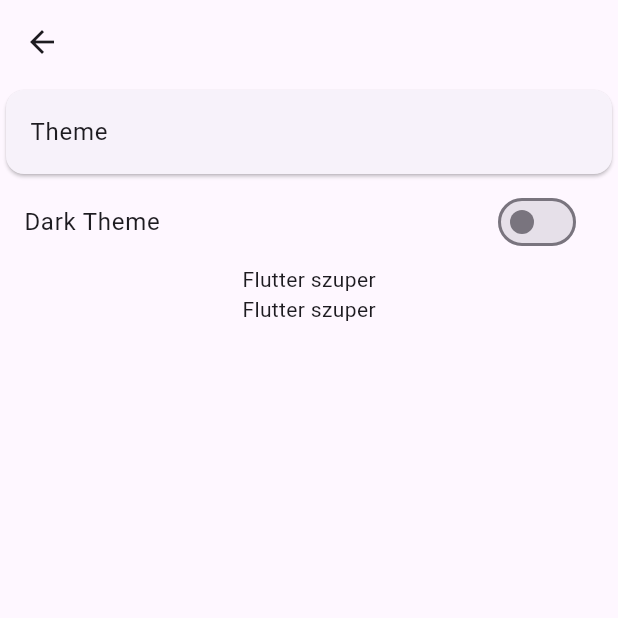
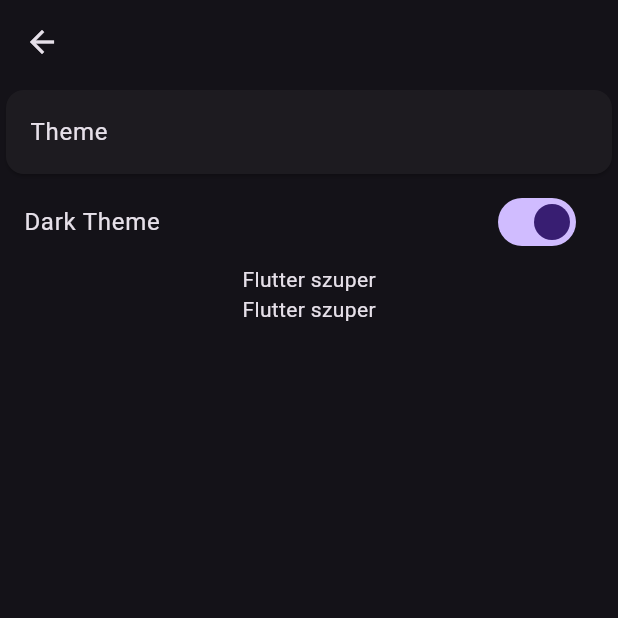
Before and after one commit to kurjakrichard/flutter_kozephalado, a Flutter app: the SettingsPage screen opened directly with empty values, after a tap on "Dark Theme", on a phone screen of 412 x 824 dp, the top half of it. Run offline on Flutter 3.47's test engine with Material 3 defaults, Android fonts, the phone set to English and light mode, and no system bars; our stand-ins replace flutter_hooks, shared_preferences; accounts and stored records are empty.

Commit message:
Finish themeprovider

```diff
--- a/lib/main.dart
+++ b/lib/main.dart
@@ -1,6 +1,7 @@
 // ignore_for_file: unused_element
 import 'package:flutter/material.dart';
 import 'package:flutter_kozephalado/pages/settingspage.dart';
+import 'package:flutter_kozephalado/providers/themeprovider.dart';
 import 'package:provider/provider.dart';
 import 'package:shared_preferences/shared_preferences.dart';
 import 'pages/homepage.dart';
@@ -11,22 +12,25 @@ late SharedPreferences prefs;
 void main() async {
   WidgetsFlutterBinding.ensureInitialized();
   prefs = await SharedPreferences.getInstance();
-  runApp(MyApp());
+  bool isDark = prefs.getBool('darkMode') ?? false;
+  runApp(MyApp(isDark: isDark));
 }
 
-// ignore: must_be_immutable
 class MyApp extends StatelessWidget {
-  MyApp({super.key}) {
-    _loadSettings();
-  }
+  const MyApp({super.key, required this.isDark});
 
-  bool _darkMode = false;
+  final bool isDark;
 
   @override
   Widget build(BuildContext context) {
-    return Provider(
-      create: (context) => 'Flutter szuper',
-      child: MaterialApp(
+    return MultiProvider(
+      providers: [
+        ChangeNotifierProvider<ThemeProvider>(
+            create: (_) => ThemeProvider(isDark: isDark)),
+        Provider(create: (context) => 'Flutter szuper')
+      ],
+      child: Builder(builder: (context) {
+        return MaterialApp(
           debugShowCheckedModeBanner: false,
           title: 'Flutter középhaladó',
           initialRoute: '/',
@@ -34,17 +38,11 @@ class MyApp extends StatelessWidget {
             '/': (context) => const HomePage(title: 'Flutter középhaladó'),
             '/settings': (context) => const SettingsPage()
           },
-        theme: _darkMode == true ? darkTheme : lightTheme,
-      ),
+          theme: Provider.of<ThemeProvider>(context).isDark
+              ? darkTheme
+              : lightTheme,
+        );
+      }),
     );
   }
-
-  void _loadSettings() async {
-    _darkMode = prefs.getBool('darkMode') ?? false;
 }
-
-  void _setThemeMode(bool darkMode) async {
-    SharedPreferences prefs = await SharedPreferences.getInstance();
-    prefs.setBool('darkMode', darkMode);
-  }
-}
--- a/lib/pages/settingspage.dart
+++ b/lib/pages/settingspage.dart
@@ -1,4 +1,5 @@
 import 'package:flutter/material.dart';
+import 'package:flutter_kozephalado/providers/themeprovider.dart';
 import 'package:provider/provider.dart';
 
 class SettingsPage extends StatelessWidget {
@@ -21,8 +22,10 @@ class SettingsPage extends StatelessWidget {
         ),
         SwitchListTile(
           title: const Text('Dark Theme'),
-          value: false,
-          onChanged: (value) {},
+          value: context.watch<ThemeProvider>().isDark,
+          onChanged: (value) {
+            Provider.of<ThemeProvider>(context, listen: false).toggle();
+          },
         ),
         Column(
           children: [
--- /dev/null
+++ b/lib/providers/themeprovider.dart
@@ -0,0 +1,13 @@
+import 'package:flutter/material.dart';
+import '../main.dart';
+
+class ThemeProvider extends ChangeNotifier {
+  ThemeProvider({required this.isDark});
+  bool isDark;
+
+  void toggle() {
+    isDark = !isDark;
+    prefs.setBool('darkMode', isDark);
+    notifyListeners();
+  }
+}
```
Lines whose indentation alone changed are shown as unchanged.
